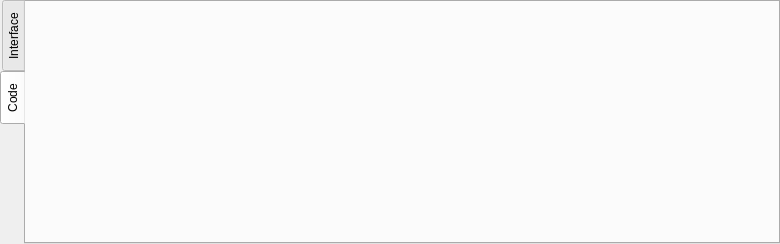
Before: the Qt Designer form Qt/qt4_faust_plugin_widget.ui in kmatheussen/radium, drawn with Qt 5.
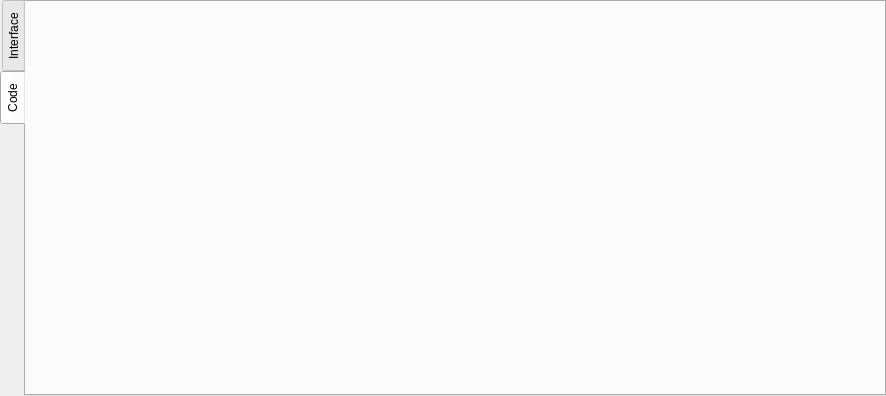
After: the same form once the commit is applied.

Commit message: Fix FaustDev GUI. Overriding QWebView::sizeHint() solved all problems. Adding 3 lines made it possible to remove around 200! (and it works perfectly now too, it didnt before)

```diff
--- a/Qt/qt4_faust_plugin_widget.ui
+++ b/Qt/qt4_faust_plugin_widget.ui
@@ -6,8 +6,8 @@
    <rect>
     <x>0</x>
     <y>0</y>
-    <width>780</width>
-    <height>244</height>
+    <width>886</width>
+    <height>396</height>
    </rect>
   </property>
   <property name="sizePolicy">
@@ -103,19 +103,40 @@
           <item>
            <widget class="QWidget" name="faust_webview_widget" native="true">
             <property name="sizePolicy">
-             <sizepolicy hsizetype="Fixed" vsizetype="Fixed">
+             <sizepolicy hsizetype="Expanding" vsizetype="Expanding">
               <horstretch>0</horstretch>
               <verstretch>0</verstretch>
              </sizepolicy>
             </property>
+            <property name="minimumSize">
+             <size>
+              <width>0</width>
+              <height>0</height>
+             </size>
+            </property>
             <property name="maximumSize">
              <size>
               <width>16777215</width>
-              <height>150</height>
+              <height>16777215</height>
              </size>
             </property>
             <layout class="QVBoxLayout" name="faust_webview_layout">
-             <property name="margin">
+             <property name="spacing">
+              <number>0</number>
+             </property>
+             <property name="sizeConstraint">
+              <enum>QLayout::SetDefaultConstraint</enum>
+             </property>
+             <property name="leftMargin">
+              <number>0</number>
+             </property>
+             <property name="topMargin">
+              <number>0</number>
+             </property>
+             <property name="rightMargin">
+              <number>0</number>
+             </property>
+             <property name="bottomMargin">
               <number>0</number>
              </property>
             </layout>
```
Left out of the diff: 44 changed lines with no effect on the pictures. The commit also changes 3 other files.
